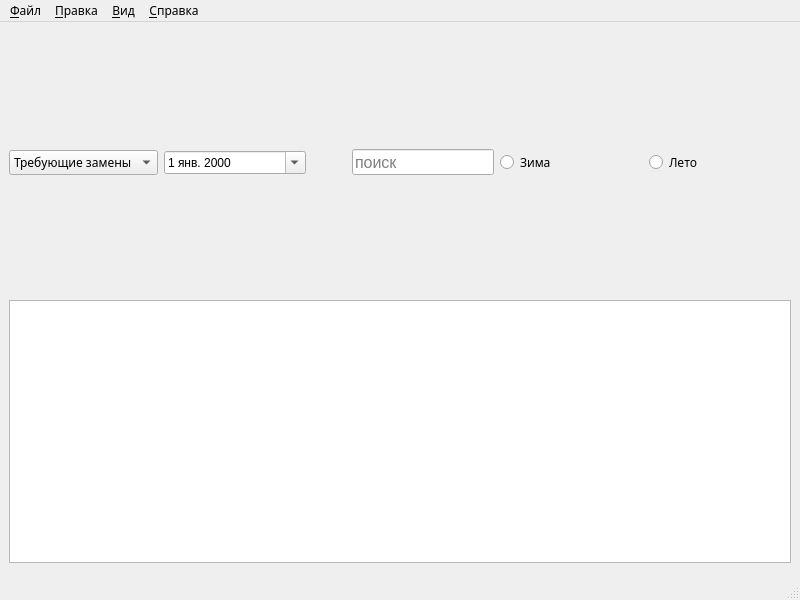
epetrenkodev/QFilter, file QFilter/dialogs/mainwindow.ui: the form before one commit.
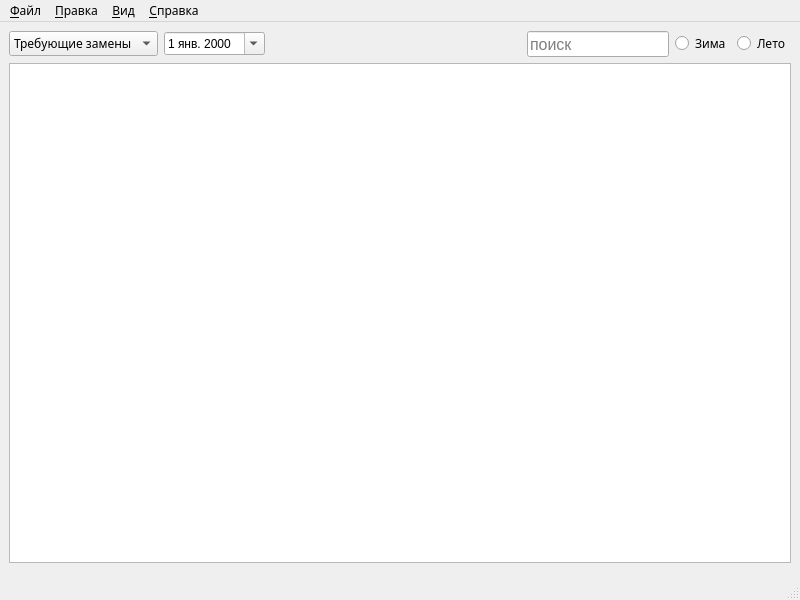
The form after the commit. Icons and pictures are not drawn. Custom widgets are drawn as their Qt base class.

Commit message: Выделение строки целиком

```diff
--- a/QFilter/dialogs/mainwindow.ui
+++ b/QFilter/dialogs/mainwindow.ui
@@ -65,6 +65,9 @@
         </item>
         <item>
          <spacer name="horizontalSpacer">
+          <property name="orientation">
+           <enum>Qt::Horizontal</enum>
+          </property>
           <property name="sizeHint" stdset="0">
            <size>
             <width>40</width>
```
Left out of the diff: 8 changed lines with no effect on the pictures.
